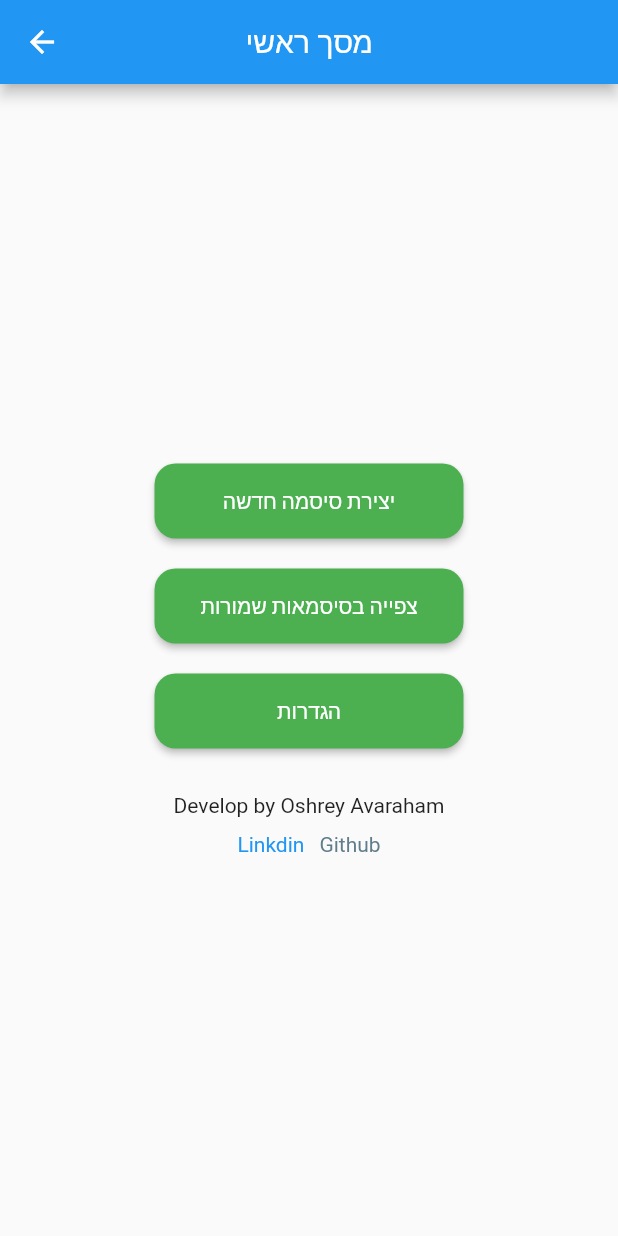
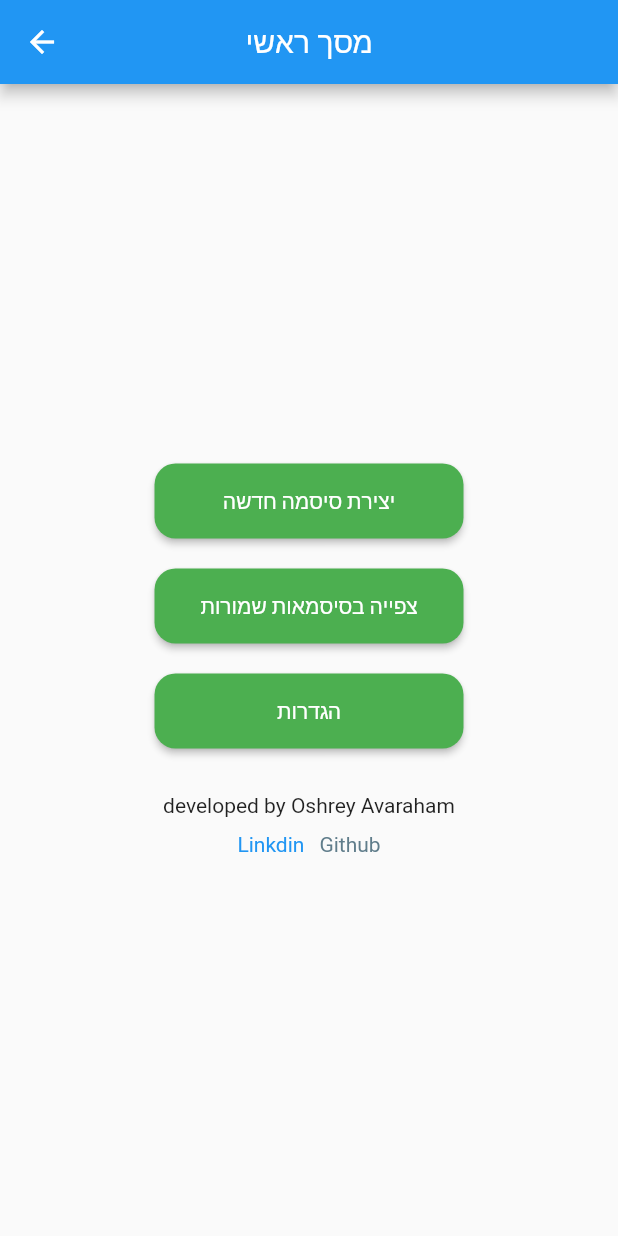
Before and after one commit to oshrey16/pwdmanls, a Flutter app: the MainScreen screen opened by its route, on a phone screen of 412 x 824 dp. Run offline on Flutter 3.47's test engine with Material 2 defaults, Android fonts, the phone set to English and light mode, and no system bars; our stand-ins replace drift, flutter_secure_storage; missing offline and left inert: encrypt; accounts and stored records are empty; generated files the repository leaves out were written again.

Commit message:
change develop to developed

```diff
--- a/lib/main_screen.dart
+++ b/lib/main_screen.dart
@@ -84,7 +84,7 @@ class _MainScreenState extends State<MainScreen> {
 
   Widget developer() {
     return Column(children: [
-      const Text("Develop by Oshrey Avaraham"),
+      const Text("developed by Oshrey Avaraham"),
       const SizedBox(height: 10),
       Row(
         mainAxisAlignment : MainAxisAlignment.center,
```
